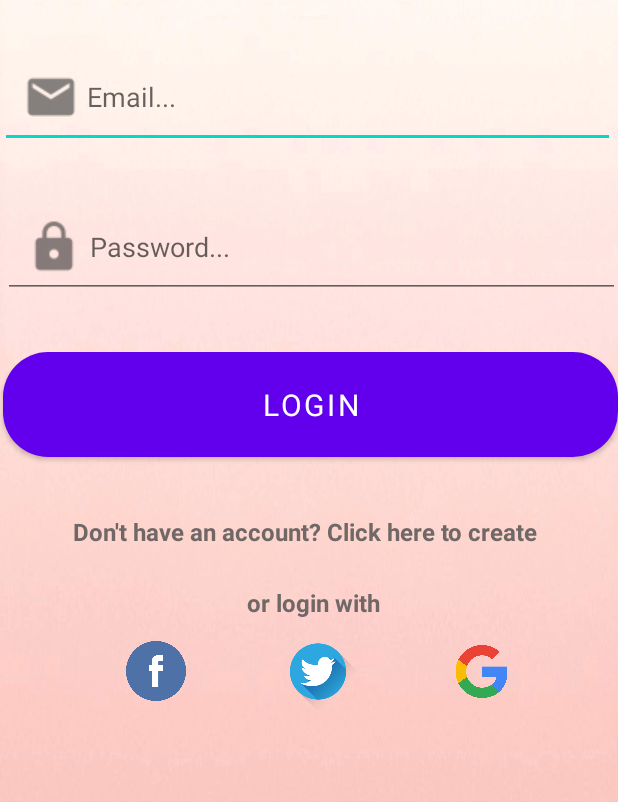
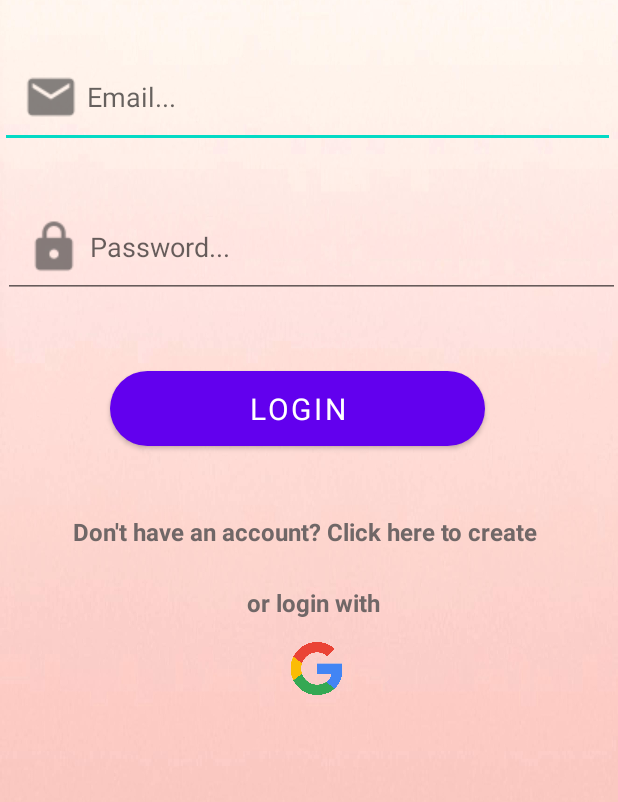
Before and after one commit to liralgazi/give_and_take_app, an Android app: the screen it shows after launch (LoginActivity), on a phone screen of 412 x 824 dp, the part 413-1215 px from its top. Run offline under Robolectric (Android 15) with nearby library versions, the phone set to English and light mode, and no system bars.

Commit message:
change login scren

```diff
--- a/app/src/main/java/com/example/giveandtake/MainActivity.java
+++ b/app/src/main/java/com/example/giveandtake/MainActivity.java
@@ -26,18 +26,18 @@ public class MainActivity extends AppCompatActivity {
         super.onCreate(savedInstanceState);
         setContentView(R.layout.activity_main);
 
-        mToolbar = (Toolbar) findViewById(R.id.main_page_toolbar);
+        mToolbar =  findViewById(R.id.main_page_toolbar);
         setSupportActionBar(mToolbar);
         getSupportActionBar().setTitle("Home");
 
 
         //defining the variables (drawable side menu)
-        drawerLayout = (DrawerLayout) findViewById(R.id.drawable_layout);
+        drawerLayout = findViewById(R.id.drawable_layout);
         actionBarDrawerToggle = new ActionBarDrawerToggle(MainActivity.this,drawerLayout, R.string.drawer_open, R.string.drawer_close);
         drawerLayout.addDrawerListener(actionBarDrawerToggle);
         actionBarDrawerToggle.syncState();
         getSupportActionBar().setDisplayHomeAsUpEnabled(true);
-        navigationView= (NavigationView) findViewById(R.id.navigation_view);
+        navigationView=  findViewById(R.id.navigation_view);
         //initiating the navigation header inside the layout
         View navView= navigationView.inflateHeaderView(R.layout.navigation_header);
 
--- a/app/src/main/res/layout/activity_login.xml
+++ b/app/src/main/res/layout/activity_login.xml
@@ -53,15 +53,14 @@
 
     <Button
         android:id="@+id/login_account"
-        android:layout_width="match_parent"
-        android:layout_height="wrap_content"
+        android:layout_width="250dp"
+        android:layout_height="50dp"
         android:layout_alignParentStart="true"
         android:layout_alignParentBottom="true"
-        android:layout_marginStart="2dp"
-        android:layout_marginBottom="244dp"
+        android:layout_marginStart="73dp"
+        android:layout_marginBottom="251dp"
         android:background="@drawable/button"
         android:fontFamily="sans-serif"
-        android:padding="15dp"
         android:text="@string/login"
         android:textAlignment="center"
         android:textColor="@color/white"
@@ -106,32 +105,12 @@
     </LinearLayout>
 
     <ImageView
-        android:id="@+id/facebook_signin_btn"
-        android:layout_width="60dp"
-        android:layout_height="40dp"
-        android:layout_alignParentEnd="true"
-        android:layout_alignParentBottom="true"
-        android:layout_marginEnd="278dp"
-        android:layout_marginBottom="81dp"
-        android:src="@drawable/facebook"></ImageView>
-
-    <ImageView
-        android:id="@+id/twitter_signin_btn"
-        android:layout_width="80dp"
-        android:layout_height="50dp"
-        android:layout_alignParentEnd="true"
-        android:layout_alignParentBottom="true"
-        android:layout_marginEnd="160dp"
-        android:layout_marginBottom="76dp"
-        android:src="@drawable/twitter"></ImageView>
-
-    <ImageView
         android:id="@+id/google_signin_btn"
         android:layout_width="70dp"
         android:layout_height="35dp"
         android:layout_alignParentEnd="true"
         android:layout_alignParentBottom="true"
-        android:layout_marginEnd="56dp"
-        android:layout_marginBottom="83dp"
+        android:layout_marginEnd="166dp"
+        android:layout_marginBottom="85dp"
         android:src="@drawable/google"></ImageView>
 </RelativeLayout>
```
